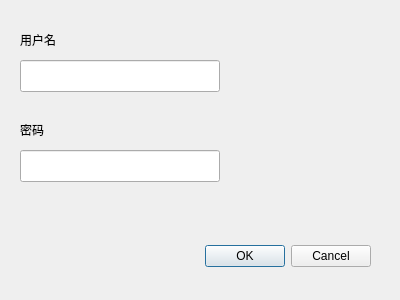
First picture: the form in login_dialog/login_dialog.ui, repository WolalaQAQ/MyCalender, before the edit.
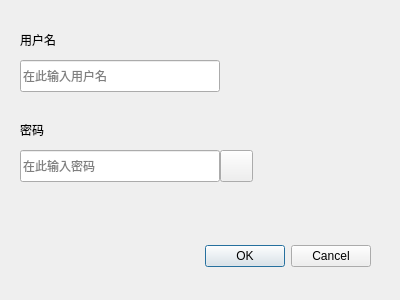
Second picture: the form after the edit. Icons and pictures are not drawn.

```diff
--- a/login_dialog/login_dialog.ui
+++ b/login_dialog/login_dialog.ui
@@ -51,6 +51,15 @@
                     <height>32</height>
                 </rect>
             </property>
+   <property name="frame">
+    <bool>true</bool>
+   </property>
+   <property name="echoMode">
+    <enum>QLineEdit::Normal</enum>
+   </property>
+   <property name="placeholderText">
+    <string>在此输入用户名</string>
+   </property>
         </widget>
         <widget class="QLabel" name="passwordLabel">
             <property name="geometry">
@@ -74,9 +83,40 @@
                     <height>32</height>
                 </rect>
             </property>
-        </widget>
-    </widget>
-    <resources/>
+   <property name="echoMode">
+    <enum>QLineEdit::Password</enum>
+   </property>
+   <property name="placeholderText">
+    <string>在此输入密码</string>
+   </property>
+  </widget>
+  <widget class="QToolButton" name="eyeButton">
+   <property name="geometry">
+    <rect>
+     <x>220</x>
+     <y>150</y>
+     <width>33</width>
+     <height>32</height>
+    </rect>
+   </property>
+   <property name="text">
+    <string/>
+   </property>
+   <property name="icon">
+    <iconset resource="../resource/resource.qrc">
+     <normaloff>:/eye/eye_icons/eye_c.png</normaloff>:/eye/eye_icons/eye_c.png</iconset>
+   </property>
+   <property name="iconSize">
+    <size>
+     <width>32</width>
+     <height>32</height>
+    </size>
+   </property>
+  </widget>
+ </widget>
+ <resources>
+  <include location="../resource/resource.qrc"/>
+ </resources>
     <connections>
         <connection>
             <sender>buttonBox</sender>
```
Left out of the diff: 2 changed lines with no effect on the pictures. Lines whose indentation alone changed are shown as unchanged.
